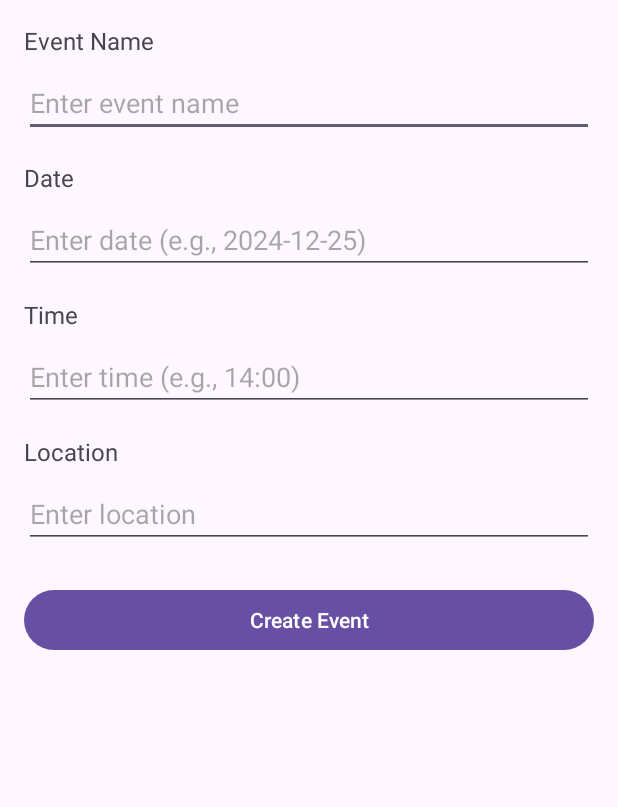
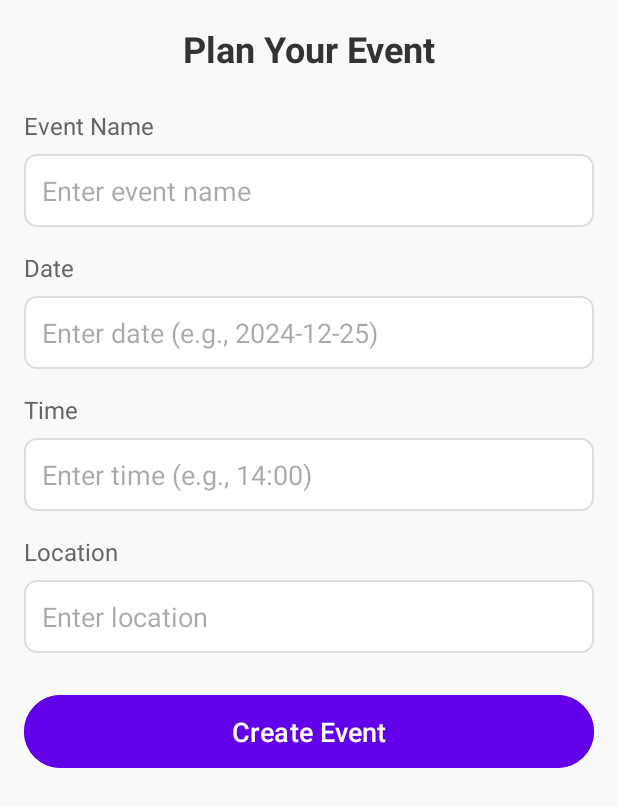
Before and after one commit to stephanie517/EcoScout, an Android app: the CleanupEvent screen opened directly, with no data from a screen before it, on a phone screen of 412 x 824 dp. Shown: the top 807 px of the screen. Run offline under Robolectric (Android 15) with nearby library versions, the phone set to English and light mode, and no system bars; our stand-ins replace Firebase (no records; nobody signed in at launch, a user with empty details on screens opened directly).

Commit message:
event planner

```diff
--- a/app/src/main/java/com/example/ecoscout/CleanupEvent.java
+++ b/app/src/main/java/com/example/ecoscout/CleanupEvent.java
@@ -1,4 +1,3 @@
-// EventPlannerActivity.java
 package com.example.ecoscout;
 import android.os.Bundle;
 import android.text.TextUtils;
--- /dev/null
+++ b/app/src/main/res/drawable/rounded_edittext.xml
@@ -0,0 +1,5 @@
+<shape xmlns:android="http://schemas.android.com/apk/res/android">
+    <solid android:color="@color/inputBackground" />
+    <corners android:radius="8dp" />
+    <stroke android:width="1dp" android:color="@color/inputBorder" />
+</shape>
--- a/app/src/main/res/layout/activity_event_planner.xml
+++ b/app/src/main/res/layout/activity_event_planner.xml
@@ -1,8 +1,8 @@
-<!-- activity_event_planner.xml -->
 <ScrollView xmlns:android="http://schemas.android.com/apk/res/android"
     android:layout_width="match_parent"
     android:layout_height="match_parent"
     android:padding="16dp"
+    android:background="@color/lightBackground"
     android:orientation="vertical">
 
     <LinearLayout
@@ -10,12 +10,24 @@
         android:layout_height="wrap_content"
         android:orientation="vertical">
 
+        <!-- Header Section -->
+        <TextView
+            android:layout_width="match_parent"
+            android:layout_height="wrap_content"
+            android:text="Plan Your Event"
+            android:textSize="24sp"
+            android:textStyle="bold"
+            android:gravity="center"
+            android:layout_marginBottom="24dp"
+            android:textColor="@color/primaryTextColor"/>
+
         <!-- Event Name -->
         <TextView
             android:layout_width="wrap_content"
             android:layout_height="wrap_content"
             android:text="Event Name"
             android:textSize="16sp"
+            android:textColor="@color/secondaryTextColor"
             android:layout_marginBottom="8dp"/>
 
         <EditText
@@ -23,7 +35,9 @@
             android:layout_width="match_parent"
             android:layout_height="wrap_content"
             android:hint="Enter event name"
-            android:inputType="text" />
+            android:inputType="text"
+            android:background="@drawable/rounded_edittext"
+            android:padding="12dp" />
 
         <!-- Event Date -->
         <TextView
@@ -31,6 +45,7 @@
             android:layout_height="wrap_content"
             android:text="Date"
             android:textSize="16sp"
+            android:textColor="@color/secondaryTextColor"
             android:layout_marginTop="16dp"
             android:layout_marginBottom="8dp"/>
 
@@ -39,7 +54,9 @@
             android:layout_width="match_parent"
             android:layout_height="wrap_content"
             android:hint="Enter date (e.g., 2024-12-25)"
-            android:inputType="date" />
+            android:inputType="date"
+            android:background="@drawable/rounded_edittext"
+            android:padding="12dp" />
 
         <!-- Event Time -->
         <TextView
@@ -47,6 +64,7 @@
             android:layout_height="wrap_content"
             android:text="Time"
             android:textSize="16sp"
+            android:textColor="@color/secondaryTextColor"
             android:layout_marginTop="16dp"
             android:layout_marginBottom="8dp"/>
 
@@ -55,7 +73,9 @@
             android:layout_width="match_parent"
             android:layout_height="wrap_content"
             android:hint="Enter time (e.g., 14:00)"
-            android:inputType="time" />
+            android:inputType="time"
+            android:background="@drawable/rounded_edittext"
+            android:padding="12dp" />
 
         <!-- Event Location -->
         <TextView
@@ -63,6 +83,7 @@
             android:layout_height="wrap_content"
             android:text="Location"
             android:textSize="16sp"
+            android:textColor="@color/secondaryTextColor"
             android:layout_marginTop="16dp"
             android:layout_marginBottom="8dp"/>
 
@@ -71,7 +92,9 @@
             android:layout_width="match_parent"
             android:layout_height="wrap_content"
             android:hint="Enter location"
-            android:inputType="text" />
+            android:inputType="text"
+            android:background="@drawable/rounded_edittext"
+            android:padding="12dp" />
 
         <!-- Submit Button -->
         <Button
@@ -79,6 +102,10 @@
             android:layout_width="match_parent"
             android:layout_height="wrap_content"
             android:text="Create Event"
-            android:layout_marginTop="24dp" />
+            android:backgroundTint="@color/buttonColor"
+            android:textColor="@color/buttonTextColor"
+            android:layout_marginTop="24dp"
+            android:padding="12dp"
+            android:textSize="18sp" />
     </LinearLayout>
 </ScrollView>
--- a/app/src/main/res/values/colors.xml
+++ b/app/src/main/res/values/colors.xml
@@ -4,6 +4,7 @@
     <color name="white">#FFFFFFFF</color>
     <color name="dark_green">#006400</color>
 
+    <!-- Dashboard -->
     <color name="purple_200">#FFBB86FC</color>
     <color name="purple_500">#FF6200EE</color>
     <color name="purple_700">#FF3700B3</color>
@@ -13,4 +14,14 @@
     <color name="background_color_50">#B3FFFFFF</color>
     <color name="text_color_header">#323232</color>
     <color name="text_color_description">#616161</color>
+
+    <!-- Clean Up Event -->
+    <color name="lightBackground">#F9F9F9</color>
+    <color name="primaryTextColor">#333333</color>
+    <color name="secondaryTextColor">#666666</color>
+    <color name="inputBackground">#FFFFFF</color>
+    <color name="inputBorder">#DDDDDD</color>
+    <color name="buttonColor">#6200EA</color>
+    <color name="buttonTextColor">#FFFFFF</color>
+
 </resources>
```
Lines whose indentation alone changed are shown as unchanged.
